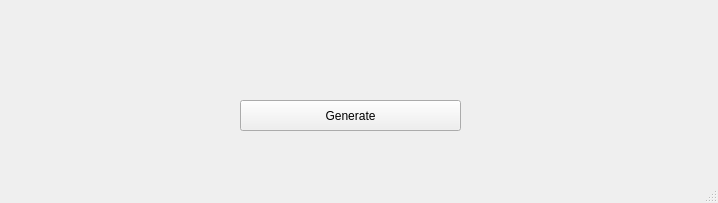
Arkaywhon/HCI-Application, file mainwindow.ui: the form before one commit.
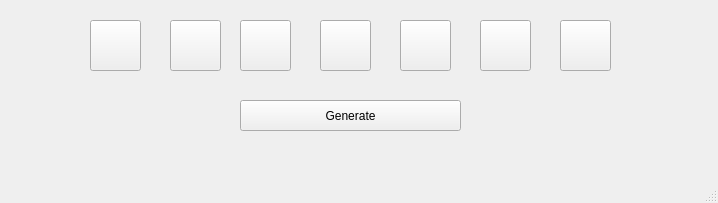
The form after the commit.

Commit message: Basic display button color shifting

Diff of the .ui file:
```diff
--- a/mainwindow.ui
+++ b/mainwindow.ui
@@ -27,6 +27,97 @@
      <string>Generate</string>
     </property>
    </widget>
+   <widget class="QPushButton" name="dispBtn1">
+    <property name="geometry">
+     <rect>
+      <x>170</x>
+      <y>20</y>
+      <width>51</width>
+      <height>51</height>
+     </rect>
+    </property>
+    <property name="text">
+     <string/>
+    </property>
+   </widget>
+   <widget class="QPushButton" name="dispBtn2">
+    <property name="geometry">
+     <rect>
+      <x>240</x>
+      <y>20</y>
+      <width>51</width>
+      <height>51</height>
+     </rect>
+    </property>
+    <property name="text">
+     <string/>
+    </property>
+   </widget>
+   <widget class="QPushButton" name="dispBtn3">
+    <property name="geometry">
+     <rect>
+      <x>320</x>
+      <y>20</y>
+      <width>51</width>
+      <height>51</height>
+     </rect>
+    </property>
+    <property name="text">
+     <string/>
+    </property>
+   </widget>
+   <widget class="QPushButton" name="dispBtn4">
+    <property name="geometry">
+     <rect>
+      <x>400</x>
+      <y>20</y>
+      <width>51</width>
+      <height>51</height>
+     </rect>
+    </property>
+    <property name="text">
+     <string/>
+    </property>
+   </widget>
+   <widget class="QPushButton" name="dispBtn5">
+    <property name="geometry">
+     <rect>
+      <x>480</x>
+      <y>20</y>
+      <width>51</width>
+      <height>51</height>
+     </rect>
+    </property>
+    <property name="text">
+     <string/>
+    </property>
+   </widget>
+   <widget class="QPushButton" name="dispBtn6">
+    <property name="geometry">
+     <rect>
+      <x>560</x>
+      <y>20</y>
+      <width>51</width>
+      <height>51</height>
+     </rect>
+    </property>
+    <property name="text">
+     <string/>
+    </property>
+   </widget>
+   <widget class="QPushButton" name="dispBtn0">
+    <property name="geometry">
+     <rect>
+      <x>90</x>
+      <y>20</y>
+      <width>51</width>
+      <height>51</height>
+     </rect>
+    </property>
+    <property name="text">
+     <string/>
+    </property>
+   </widget>
   </widget>
   <widget class="QMenuBar" name="menubar">
    <property name="geometry">
```
Left out of the diff: 2 changed lines with no effect on the pictures. The commit also changes 2 other files.
